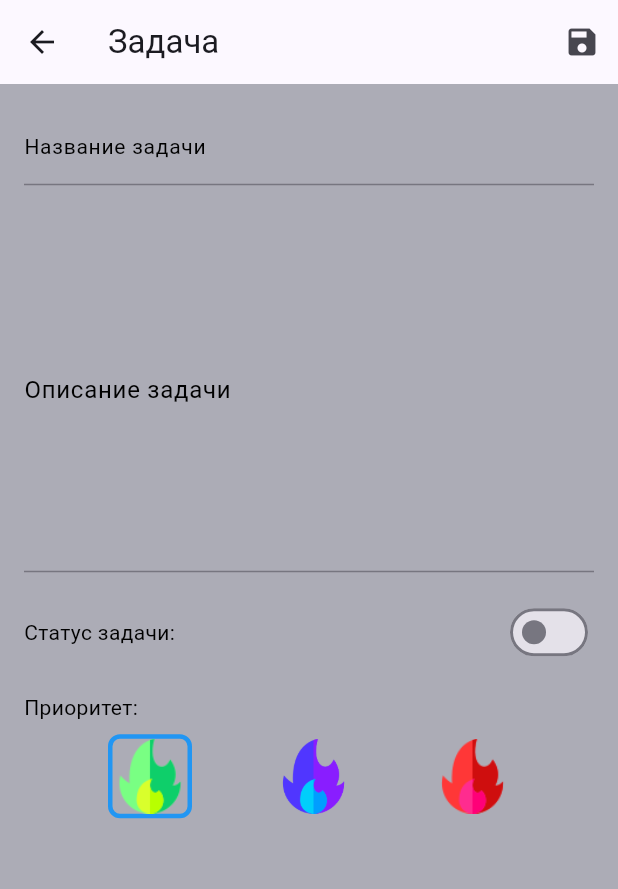
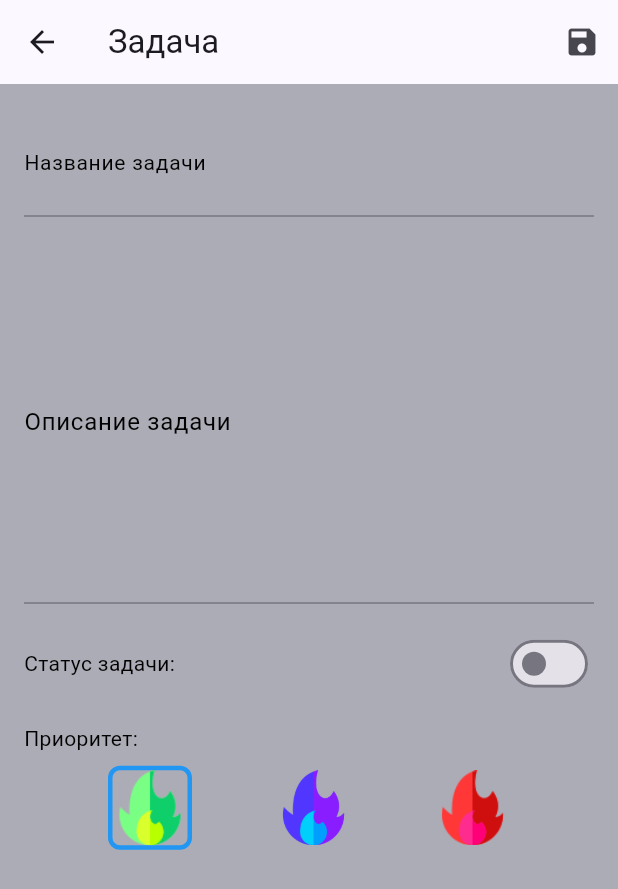
Before and after one commit to MeZeksan/pixel_todo, a Flutter app: the TaskDetailsScreen screen opened directly with empty values, on a phone screen of 412 x 824 dp. Shown: the top 889 px of the screen. Run offline on Flutter 3.47's test engine with Material 3 defaults, Android fonts, the phone set to English and light mode, and no system bars; our stand-ins replace get_it, hive_flutter; accounts and stored records are empty; Roboto replaces fonts that are missing (TeletactileRus).

Commit message:
Небольшие фиксы

```diff
--- a/lib/features/task_detail/view/task_details_screen.dart
+++ b/lib/features/task_detail/view/task_details_screen.dart
@@ -73,10 +73,12 @@ class _TaskDetailsScreenState extends State<TaskDetailsScreen> {
       ),
       body: Padding(
         padding: const EdgeInsets.all(16.0),
+        child: SingleChildScrollView(
           child: Column(
             crossAxisAlignment: CrossAxisAlignment.start,
             children: [
               TextField(
+                maxLines: 2,
                 style: const TextStyle(
                   color: Color.fromARGB(255, 0, 0, 0),
                   fontFamily: "TeletactileRus",
@@ -165,6 +167,7 @@ class _TaskDetailsScreenState extends State<TaskDetailsScreen> {
             ],
           ),
         ),
+      ),
     );
   }
 }
```
Lines whose indentation alone changed are shown as unchanged.
